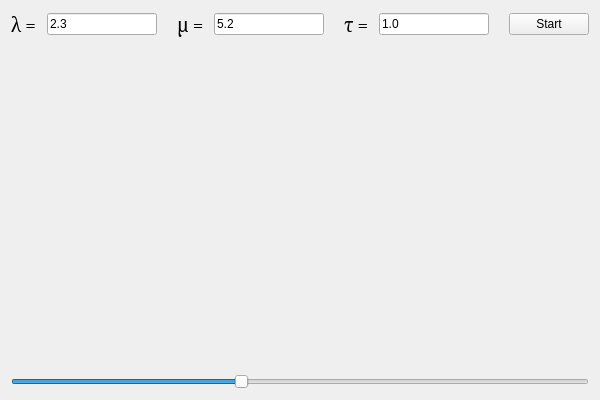
Before: the Qt Designer form Lab1_GUI/Lab1_GUI.ui in Cvelth/Comp_Simulation_Projects, drawn with Qt 5.
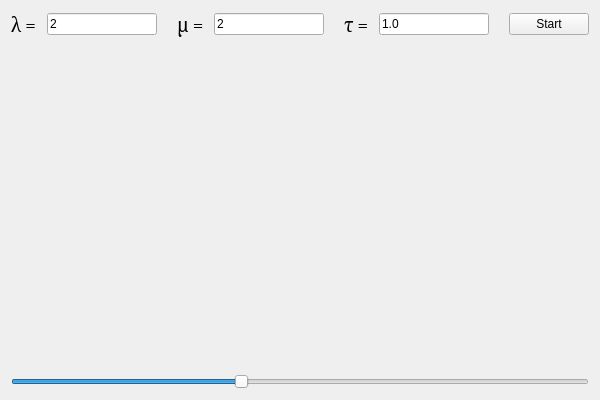
After: the same form once the commit is applied.

Diff of the .ui file:
```diff
--- a/Lab1_GUI/Lab1_GUI.ui
+++ b/Lab1_GUI/Lab1_GUI.ui
@@ -32,7 +32,7 @@
      <item>
       <widget class="QLineEdit" name="lambda">
        <property name="text">
-        <string>2.3</string>
+        <string>2</string>
        </property>
       </widget>
      </item>
@@ -65,7 +65,7 @@
      <item>
       <widget class="QLineEdit" name="mu">
        <property name="text">
-        <string>5.2</string>
+        <string>2</string>
        </property>
       </widget>
      </item>
```
